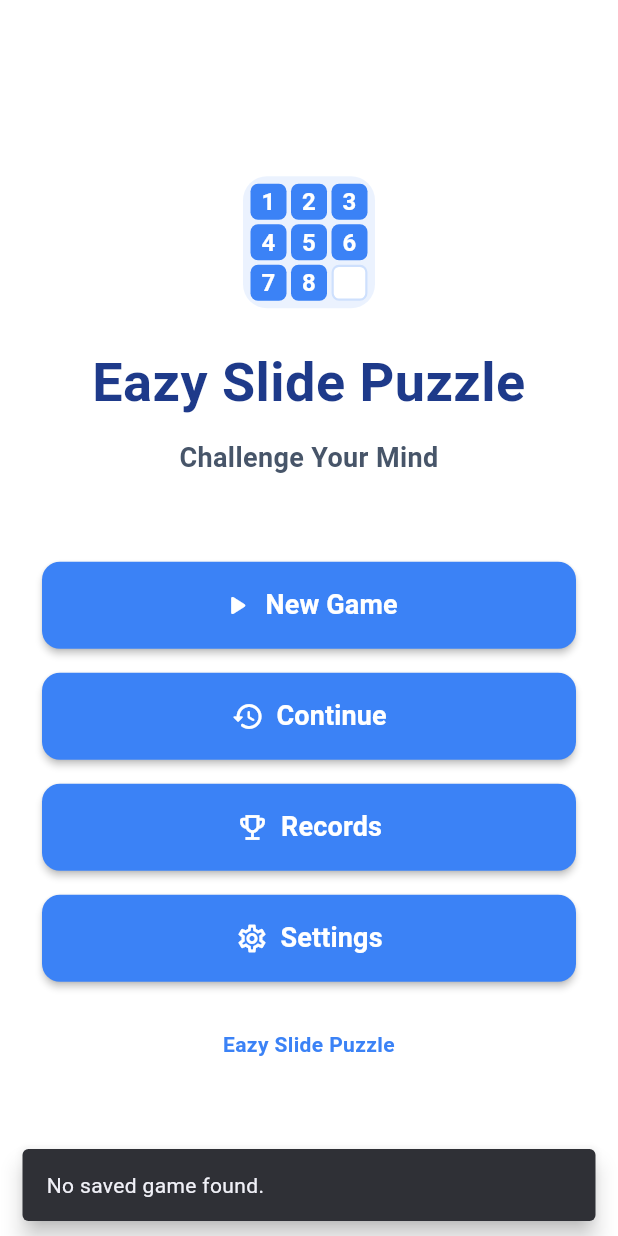
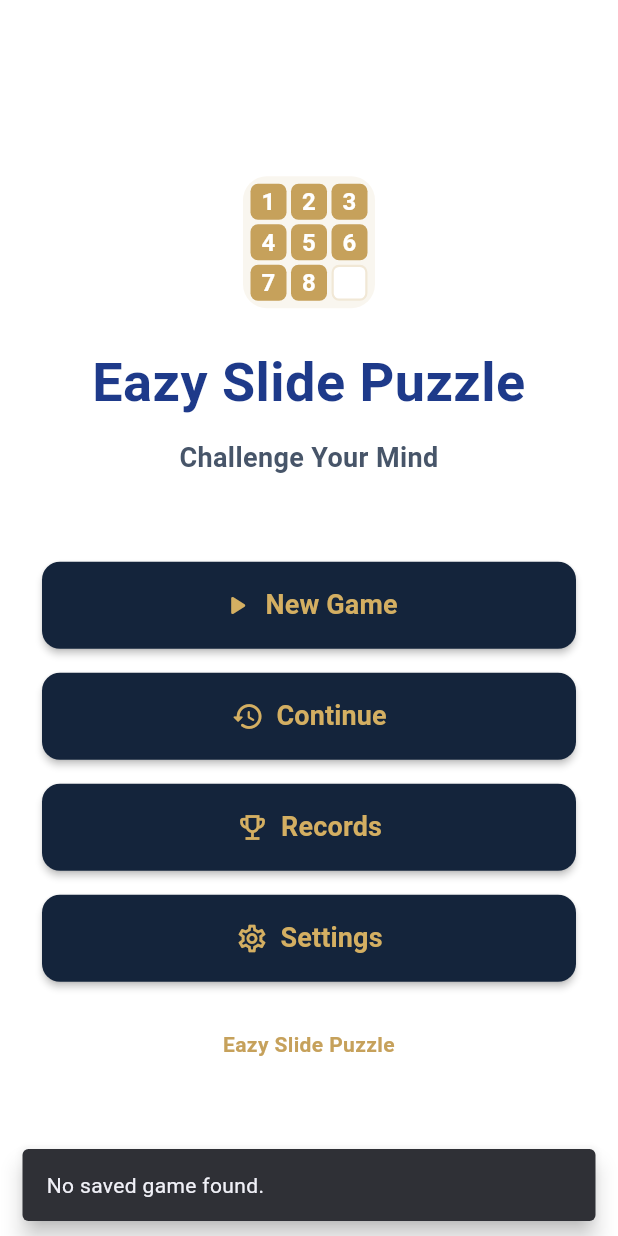
Before and after one commit to matsuda-valueapps/slide-puzzle-app-flutter, a Flutter app: the screen it shows after launch, after a tap on "Continue", on a phone screen of 412 x 824 dp. Run offline on Flutter 3.47's test engine with Material 3 defaults, Android fonts, the phone set to English and light mode, and no system bars; our stand-ins replace shared_preferences.

Commit message:
Improve puzzle game UI design and colors

```diff
--- a/lib/constants/app_colors.dart
+++ b/lib/constants/app_colors.dart
@@ -25,17 +25,26 @@ abstract final class AppColors {
   // メインカラー・アクセントカラー
   // =========================
 
+  /// シャンパンゴールド
+  /// 盤面の外枠などに使用
+  static const Color champagneGold = Color(0xFFC6A15B);
+
+  /// ゴールド
+  /// 数字・ボタンの文字・アイコンなどに使用
+  static const Color gold = Color(0xFFD4AF62);
+
   /// メインカラー
-  static const Color primary = Color(0xFF3B82F6);
+  /// アプリ全体のアクセントカラー
+  static const Color primary = champagneGold;
 
   /// メインカラーの明るい色
-  static const Color primaryLight = Color(0xFF60A5FA);
+  static const Color primaryLight = Color(0xFFE0C17D);
 
   /// メインカラーの暗い色
-  static const Color primaryDark = Color(0xFF2563EB);
+  static const Color primaryDark = Color(0xFFA9823F);
 
   /// アクセントカラー
-  static const Color accent = Color(0xFF22D3EE);
+  static const Color accent = gold;
 
   // =========================
   // 文字色
@@ -58,13 +67,15 @@ abstract final class AppColors {
   // =========================
 
   /// 通常タイルの背景色
-  static const Color tileBackground = Color(0xFF3B82F6);
+  /// Numberモード：濃紺
+  static const Color tileBackground = Color(0xFF14243B);
 
   /// タイルを選択したときの背景色
-  static const Color tileSelected = Color(0xFF60A5FA);
+  static const Color tileSelected = Color(0xFF263B57);
 
   /// タイルの文字色
-  static const Color tileText = Color(0xFFFFFFFF);
+  /// Numberモード：ゴールド
+  static const Color tileText = gold;
 
   /// 空白マスの背景色
   static const Color emptyTile = Color(0xFF0B1220);
@@ -77,7 +88,8 @@ abstract final class AppColors {
   // =========================
 
   /// 通常ボタン
-  static const Color buttonPrimary = Color(0xFF3B82F6);
+  /// 濃紺
+  static const Color buttonPrimary = Color(0xFF14243B);
 
   /// サブボタン
   static const Color buttonSecondary = Color(0xFF334155);
@@ -86,7 +98,12 @@ abstract final class AppColors {
   static const Color buttonDisabled = Color(0xFF475569);
 
   /// ボタン上の文字色
-  static const Color buttonText = Color(0xFFFFFFFF);
+  /// ゴールド
+  static const Color buttonText = gold;
+
+  /// ボタンの境界線
+  /// シャンパンゴールド
+  static const Color buttonBorder = champagneGold;
 
   // =========================
   // ステータスカラー
--- a/lib/widgets/game_button.dart
+++ b/lib/widgets/game_button.dart
@@ -15,6 +15,9 @@ class GameButton extends StatelessWidget {
 
   /// ボタンの文字色
   final Color? textColor;
+
+  /// ボタンの枠線色
+  final Color? borderColor;
 
   /// ボタンに表示するアイコン
   final IconData? icon;
@@ -40,6 +43,7 @@ class GameButton extends StatelessWidget {
     required this.onPressed,
     this.backgroundColor,
     this.textColor,
+    this.borderColor,
     this.icon,
     this.width,
     this.height = 52,
@@ -75,6 +79,12 @@ class GameButton extends StatelessWidget {
             borderRadius: BorderRadius.circular(
               borderRadius,
             ),
+            side: borderColor != null
+                ? BorderSide(
+                    color: borderColor!,
+                    width: 1.5,
+                  )
+                : BorderSide.none,
           ),
         ),
         child: icon == null
```
Also changed, not shown: lib/pages/puzzle_game_page.dart (+45 -21 lines), lib/widgets/picture_tile.dart (+37 -15 lines), lib/widgets/puzzle_board.dart (+40 -21 lines), lib/widgets/puzzle_tile.dart (+31 -6 lines).
